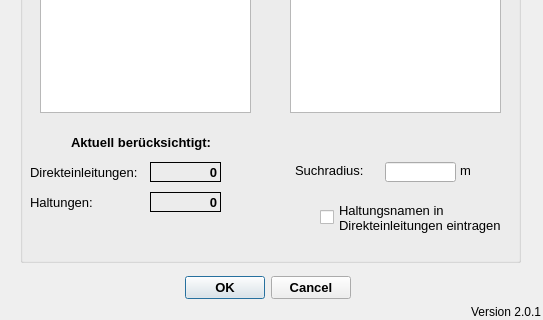
First picture: the form in qkan/linkflaechen/resources/application_createlinesw.ui, repository hoettges/QKan, before the edit; both pictures show x 0 to 543 and y 148 to 468 of the 543 by 468 pixel window.
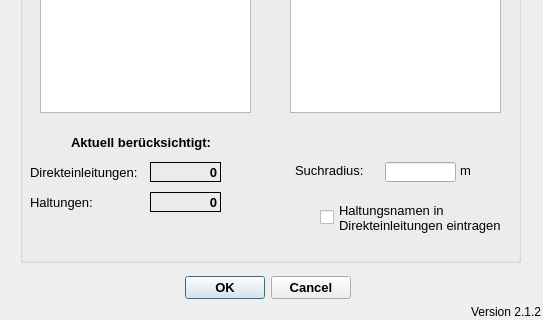
Second picture: the form after the edit.

Diff of the .ui file:
```diff
--- a/qkan/linkflaechen/resources/application_createlinesw.ui
+++ b/qkan/linkflaechen/resources/application_createlinesw.ui
@@ -39,25 +39,6 @@
     <set>QDialogButtonBox::Cancel|QDialogButtonBox::Ok</set>
    </property>
   </widget>
-  <widget class="QLabel" name="label_3">
-   <property name="geometry">
-    <rect>
-     <x>470</x>
-     <y>450</y>
-     <width>71</width>
-     <height>20</height>
-    </rect>
-   </property>
-   <property name="toolTip">
-    <string>Version QKan Import</string>
-   </property>
-   <property name="text">
-    <string>Version 2.0.1</string>
-   </property>
-   <property name="alignment">
-    <set>Qt::AlignRight|Qt::AlignTrailing|Qt::AlignVCenter</set>
-   </property>
-  </widget>
   <widget class="QGroupBox" name="groupBox_2">
    <property name="geometry">
     <rect>
@@ -430,6 +411,25 @@
     </property>
    </widget>
   </widget>
+  <widget class="QLabel" name="lb_version">
+   <property name="geometry">
+    <rect>
+     <x>470</x>
+     <y>450</y>
+     <width>71</width>
+     <height>20</height>
+    </rect>
+   </property>
+   <property name="toolTip">
+    <string>Version QKan Import</string>
+   </property>
+   <property name="text">
+    <string>Version 2.1.2</string>
+   </property>
+   <property name="alignment">
+    <set>Qt::AlignRight|Qt::AlignTrailing|Qt::AlignVCenter</set>
+   </property>
+  </widget>
  </widget>
  <resources/>
  <connections>
```
